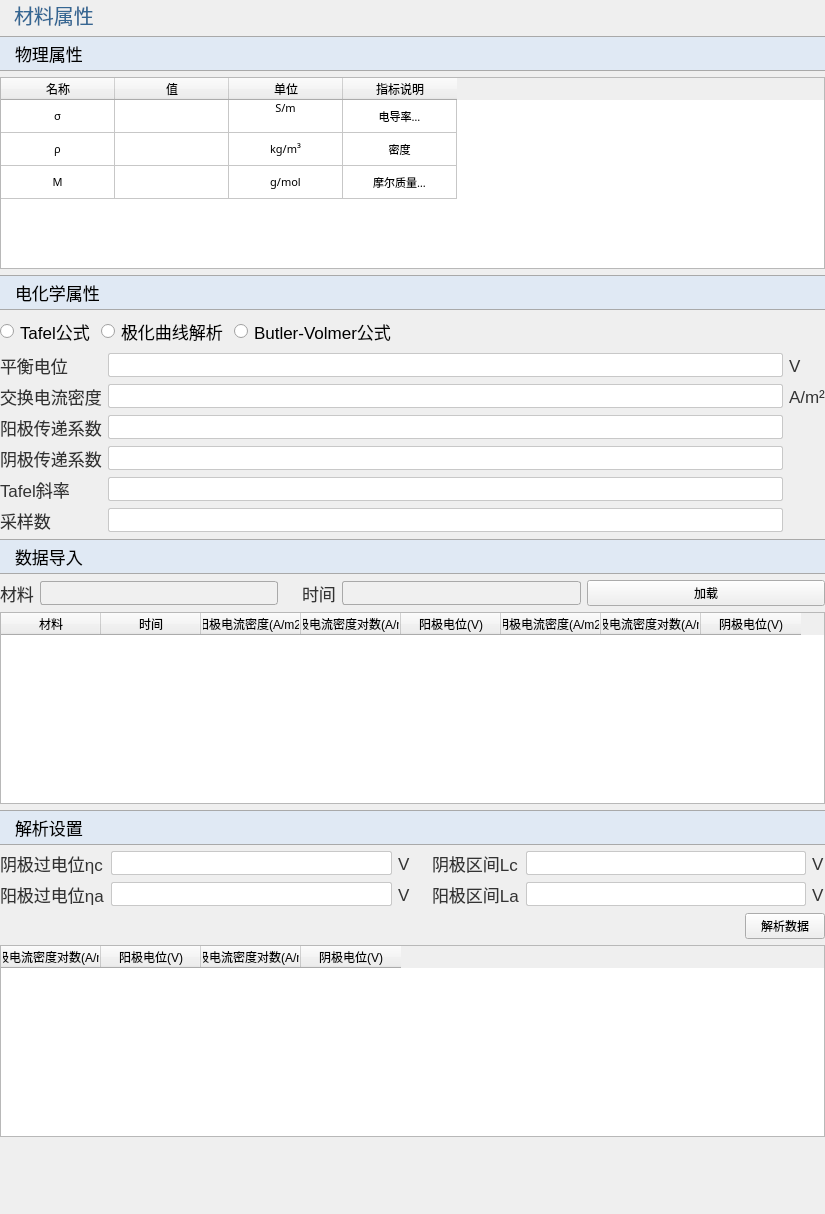
Qt form plugins/Base_MaterialManager/MetalSettingWidget.ui (asd977/base_cae) before a commit.
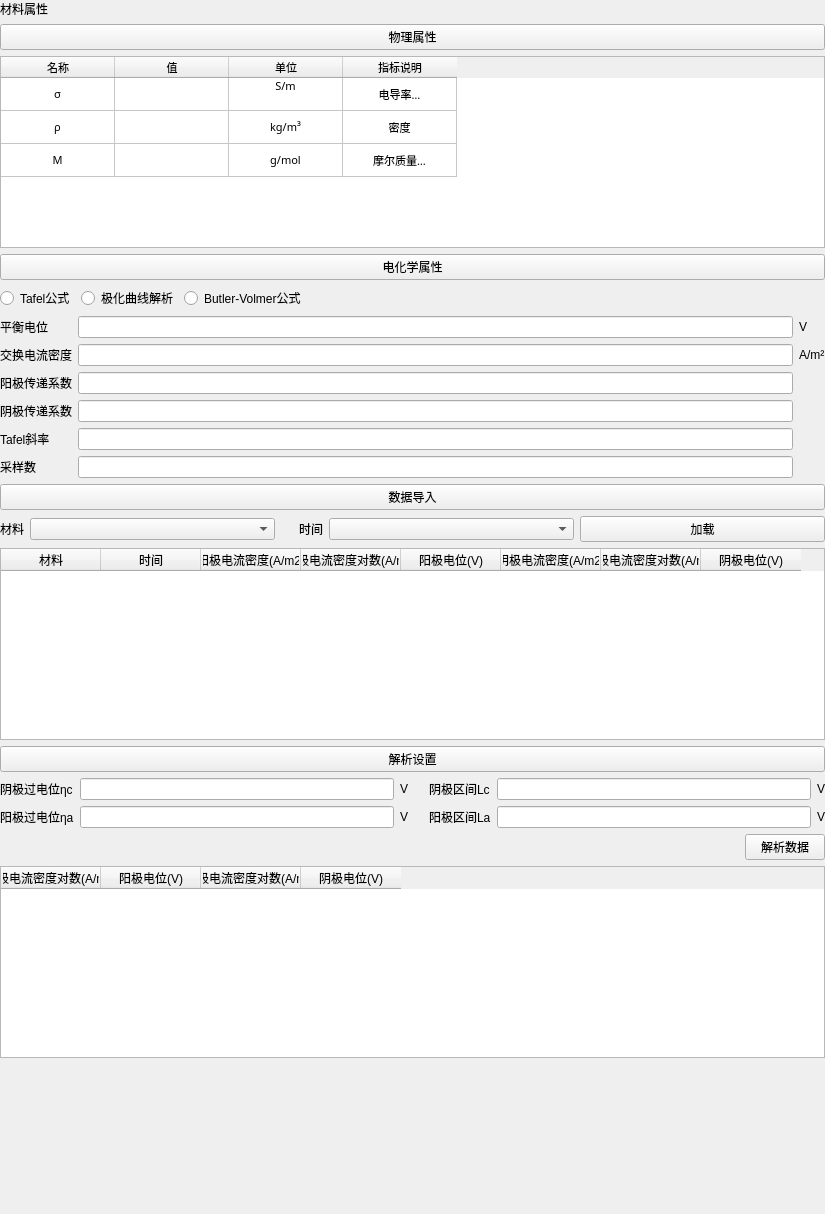
The same form after that commit. Icons and pictures are not drawn.

The edit to the form file:
```diff
--- a/plugins/Base_MaterialManager/MetalSettingWidget.ui
+++ b/plugins/Base_MaterialManager/MetalSettingWidget.ui
@@ -13,134 +13,6 @@
   <property name="windowTitle">
    <string>Form</string>
   </property>
-  <property name="styleSheet">
-   <string notr="true">QWidget{
-font-family: &quot;Microsoft YaHei&quot;, &quot;微软雅黑&quot;;
-
-}
-QPushButton#pushButton_2,
-QPushButton#pushButton,
-QPushButton#pushButton_3,
-QPushButton#pushButton_5 {
-    background-color: rgb(224, 233, 244);
-    border-width: 1px;
-    border-color: rgb(121, 121, 121);
-    border-style: solid;
-    height: 33px;
-    border-top: 1px solid rgb(169, 169, 169); /* 上边框为灰色 */
-    border-bottom: 1px solid rgb(169, 169, 169); /* 下边框为灰色 */
-    border-left: none; /* 移除左边框 */
-    border-right: none;
-    text-align: left;
-	padding-left: 15px;
-	font-size: 17px;
-	border-style: solid;
-}
-QLabel {
-    font-family: &quot;Microsoft YaHei&quot;, &quot;微软雅黑&quot;;
-    font-size: 17px;
-    text-align: left;
-    color: rgb(51, 51, 51);
-    white-space: nowrap;
-    line-height: 50px;
-    position: absolute;
-    top: 0px;
-    left: 0px;
-}
-QLabel#label {
-    font-size: 20px;
-    font-family: &quot;Microsoft YaHei&quot;, 微软雅黑;
-    text-align: left;
-	padding-left:9px;
-    color: rgb(53, 103, 147);
-}
-QComboBox {
-    font-family: &quot;Microsoft YaHei&quot;, 微软雅黑;
-    font-size: 17px;
-    text-align: left;
-    color: rgb(51, 51, 51);
-    padding-left:6px;
-    background: rgb(240, 240, 240);
-    border: 1px solid rgb(169, 169, 169);
-    border-radius: 3px; /* 设置边框的圆角半径为5像素 */
-}
-QComboBox::drop-down {
-    background: rgb(240, 240, 240);
-}
-QComboBox::down-arrow {
-    image: url(:/resources/down_arrow.png); /* 替换下拉箭头图标 */
-}
-/*QCombobox右侧按钮*/
-QComboBox::drop-down {
-    subcontrol-origin: padding;
-    subcontrol-position: top right;/*放于右方顶部*/
-    border-top-right-radius: 3px;/*设置边框圆角*/
-    border-bottom-right-radius: 3px;
-}
-QLineEdit {
-    border: 1px solid rgb(200, 200, 200); /* 设置边框为淡灰色 */
-    border-radius: 2px; /* 设置圆角半径为 5 像素 */
-	font-size: 17px;
-}
-QLineEdit:focus {
-    border-color: rgb(100, 100, 255); /* 设置焦点时的边框颜色为蓝色 */
-    outline: none; /* 去掉默认的焦点边框 */
-}
-
-QRadioButton {
-    font-size: 17px; /* 设置字体大小为 14 像素 */
-}
-
-QCheckBox {
-    font-size: 17px; /* 设置字体大小为 14 像素 */
-}
-
-QGroupBox{
-    font-size: 17px; /* 设置字体大小为 14 像素 */   
-}
-
-QPushButton#pushButton_contour_multi{
-    background-color: rgb(255, 255, 255); /* 背景色 */
-    border-width: 1px;                   /* 边框宽度 */
-    border-color: rgb(121, 121, 121);    /* 边框颜色 */	
-	font-size: 17px;
-    border-style: solid;                 /* 边框样式 */
-    border-radius: 2px;                /* 边框圆角 */
-    text-align: center;                    /* 文字左对齐 */
-
-    /* 默认状态 */
-}
-QPushButton#pushButton_contour_multi:hover{
-    background-color: rgb(235, 235, 235); /* 悬浮时的背景色 */
-    border-color: rgb(100, 100, 100);     /* 悬浮时的边框颜色 */
-}
-
-QPushButton#pushButton_contour_multi:pressed{
-    background-color: rgb(200, 200, 200); /* 点击时的背景色 */
-    border-color: rgb(80, 80, 80);         /* 点击时的边框颜色 */
-}
-
-QPushButton#pushButton_contour_single{
-    background-color: rgb(255, 255, 255); /* 背景色 */
-    border-width: 1px;                   /* 边框宽度 */
-    border-color: rgb(121, 121, 121);    /* 边框颜色 */	
-	font-size: 17px;
-    border-style: solid;                 /* 边框样式 */
-    border-radius: 2px;                /* 边框圆角 */
-    text-align: center;                    /* 文字左对齐 */
-
-    /* 默认状态 */
-}
-QPushButton#pushButton_contour_single:hover{
-    background-color: rgb(235, 235, 235); /* 悬浮时的背景色 */
-    border-color: rgb(100, 100, 100);     /* 悬浮时的边框颜色 */
-}
-
-QPushButton#pushButton_contour_single:pressed{
-    background-color: rgb(200, 200, 200); /* 点击时的背景色 */
-    border-color: rgb(80, 80, 80);         /* 点击时的边框颜色 */
-}</string>
-  </property>
   <layout class="QVBoxLayout" name="verticalLayout">
    <property name="leftMargin">
     <number>0</number>
```
